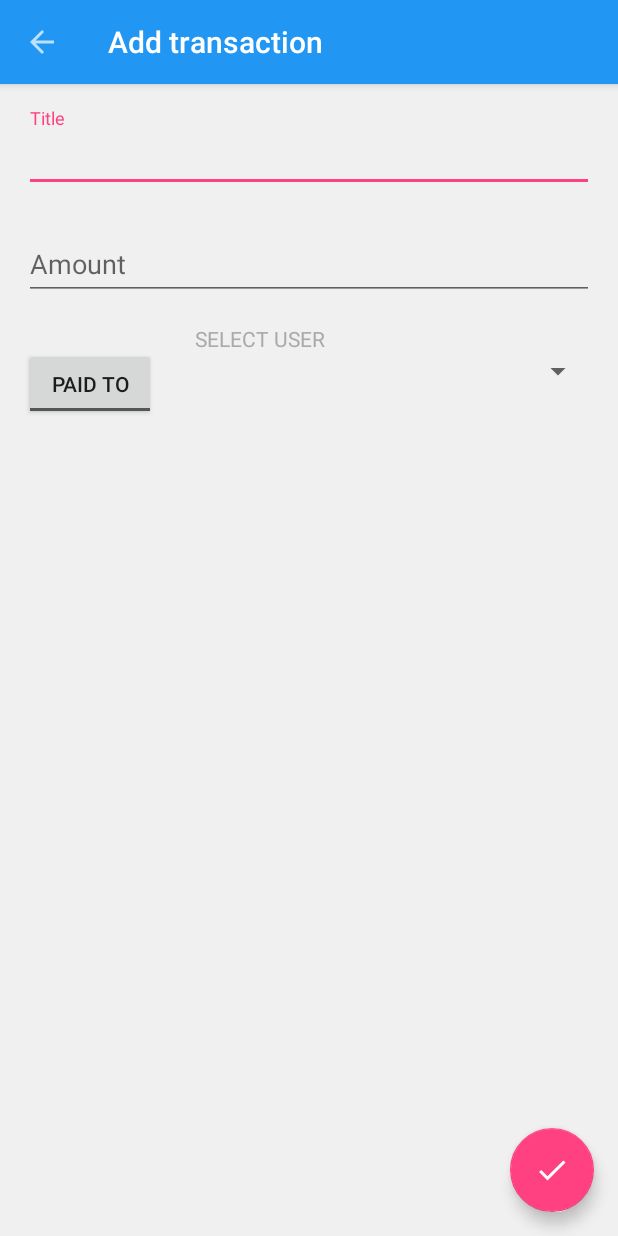
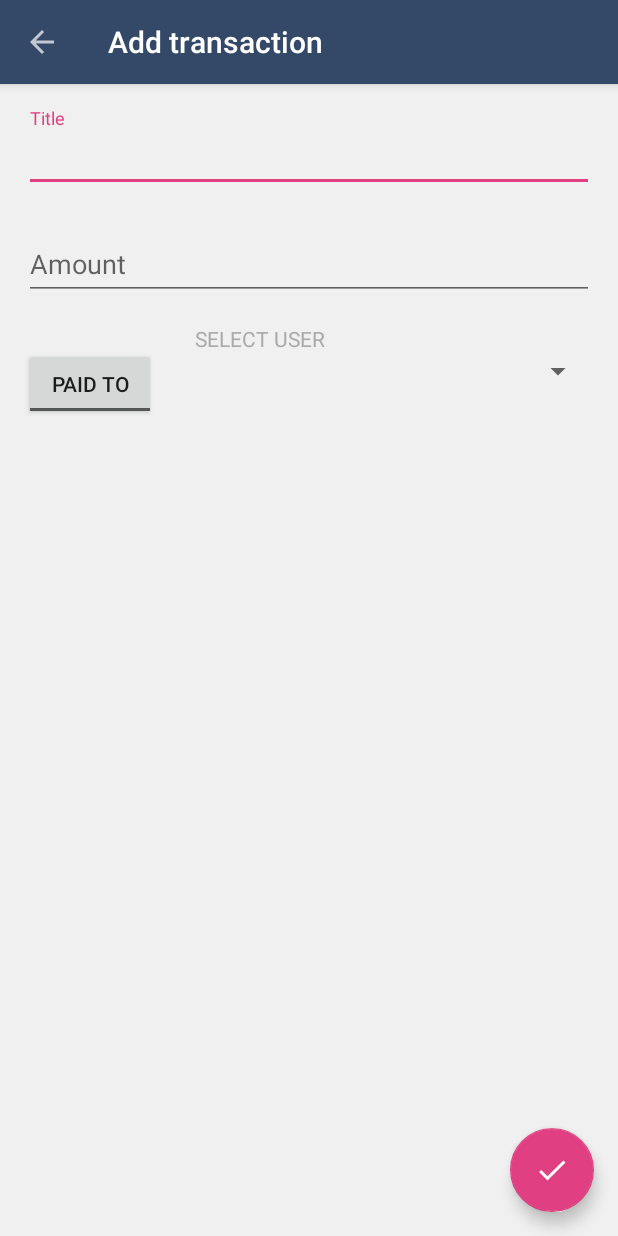
Before and after one commit to toggle-corp/paiso, an Android app: the AddTransactionActivity screen opened directly, with no data from a screen before it, on a phone screen of 412 x 824 dp. Run offline under Robolectric (Android 15) with nearby library versions, the phone set to English and light mode, and no system bars; our stand-ins replace Firebase (no records; nobody signed in at launch, a user with empty details on screens opened directly).

Commit message:
Improve colors

```diff
--- a/app/src/main/res/values/colors.xml
+++ b/app/src/main/res/values/colors.xml
@@ -1,8 +1,8 @@
 <?xml version="1.0" encoding="utf-8"?>
 <resources>
-    <color name="colorPrimary">#2196F3</color>
-    <color name="colorPrimaryDark">#1E88E5</color>
-    <color name="colorAccent">#FF4081</color>
+    <color name="colorPrimary">#344968</color>
+    <color name="colorPrimaryDark">#2c3e5e</color>
+    <color name="colorAccent">#e04081</color>
 
     <color name="colorBackground">#F0F0F0</color>
     <color name="colorText">#212121</color>
```
Also changed, not shown: app/src/main/java/com/togglecorp/paiso/AddTransactionActivity.java (+15 -4 lines), app/src/main/java/com/togglecorp/paiso/UserTransactionAdapter.java (+5 -2 lines).
